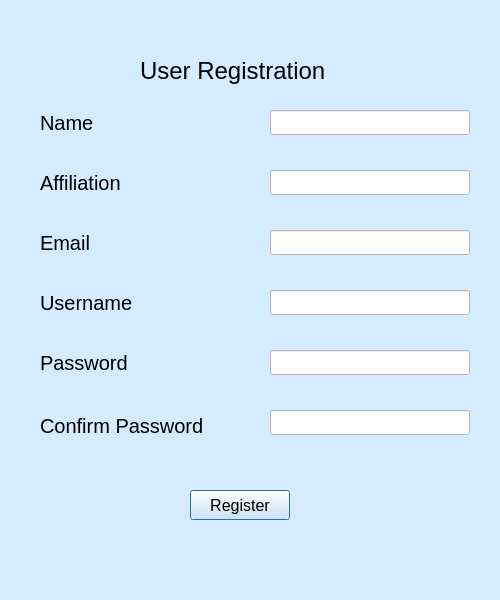
This is user_reg.ui in adityarnayak2001/MLT_BabyAnalysis as Qt 5 draws it before an edit. The edited form follows.
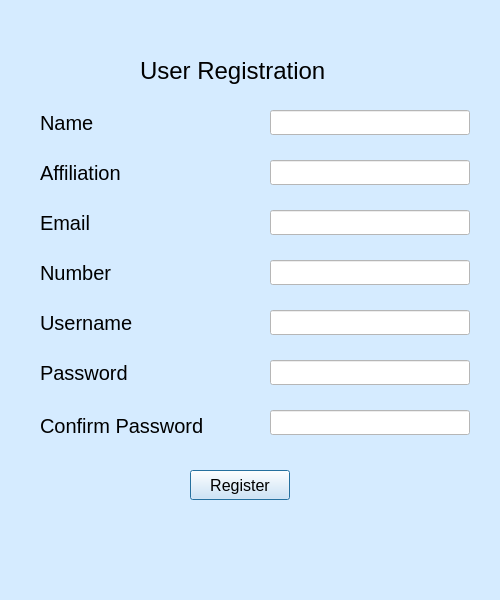
This is the edited form.

Commit message: insert for user_reg

```diff
--- a/user_reg.ui
+++ b/user_reg.ui
@@ -20,7 +20,7 @@
    <property name="geometry">
     <rect>
      <x>40</x>
-     <y>350</y>
+     <y>360</y>
      <width>200</width>
      <height>25</height>
     </rect>
@@ -44,7 +44,7 @@
    <property name="geometry">
     <rect>
      <x>40</x>
-     <y>230</y>
+     <y>210</y>
      <width>200</width>
      <height>25</height>
     </rect>
@@ -68,7 +68,7 @@
    <property name="geometry">
     <rect>
      <x>40</x>
-     <y>170</y>
+     <y>160</y>
      <width>200</width>
      <height>25</height>
     </rect>
@@ -92,7 +92,7 @@
    <property name="geometry">
     <rect>
      <x>270</x>
-     <y>170</y>
+     <y>160</y>
      <width>200</width>
      <height>25</height>
     </rect>
@@ -108,7 +108,7 @@
    <property name="geometry">
     <rect>
      <x>270</x>
-     <y>230</y>
+     <y>210</y>
      <width>200</width>
      <height>25</height>
     </rect>
@@ -145,7 +145,7 @@
    <property name="geometry">
     <rect>
      <x>270</x>
-     <y>290</y>
+     <y>310</y>
      <width>200</width>
      <height>25</height>
     </rect>
@@ -158,7 +158,7 @@
    <property name="geometry">
     <rect>
      <x>190</x>
-     <y>490</y>
+     <y>470</y>
      <width>100</width>
      <height>30</height>
     </rect>
@@ -189,7 +189,7 @@
    <property name="geometry">
     <rect>
      <x>270</x>
-     <y>350</y>
+     <y>360</y>
      <width>200</width>
      <height>25</height>
     </rect>
@@ -226,7 +226,7 @@
    <property name="geometry">
     <rect>
      <x>40</x>
-     <y>290</y>
+     <y>310</y>
      <width>200</width>
      <height>25</height>
     </rect>
@@ -283,6 +283,43 @@
     <string notr="true">background-color: rgb(255, 255, 255);</string>
    </property>
   </widget>
+  <widget class="QLabel" name="label_4">
+   <property name="geometry">
+    <rect>
+     <x>40</x>
+     <y>260</y>
+     <width>200</width>
+     <height>25</height>
+    </rect>
+   </property>
+   <property name="sizePolicy">
+    <sizepolicy hsizetype="Minimum" vsizetype="Preferred">
+     <horstretch>0</horstretch>
+     <verstretch>0</verstretch>
+    </sizepolicy>
+   </property>
+   <property name="font">
+    <font>
+     <pointsize>15</pointsize>
+    </font>
+   </property>
+   <property name="text">
+    <string>Number</string>
+   </property>
+  </widget>
+  <widget class="QLineEdit" name="number">
+   <property name="geometry">
+    <rect>
+     <x>270</x>
+     <y>260</y>
+     <width>200</width>
+     <height>25</height>
+    </rect>
+   </property>
+   <property name="styleSheet">
+    <string notr="true">background-color: rgb(255, 255, 255);</string>
+   </property>
+  </widget>
  </widget>
  <resources/>
  <connections/>
```
Left out of the diff: 2 changed lines with no effect on the pictures. The commit also changes 5 other files.
